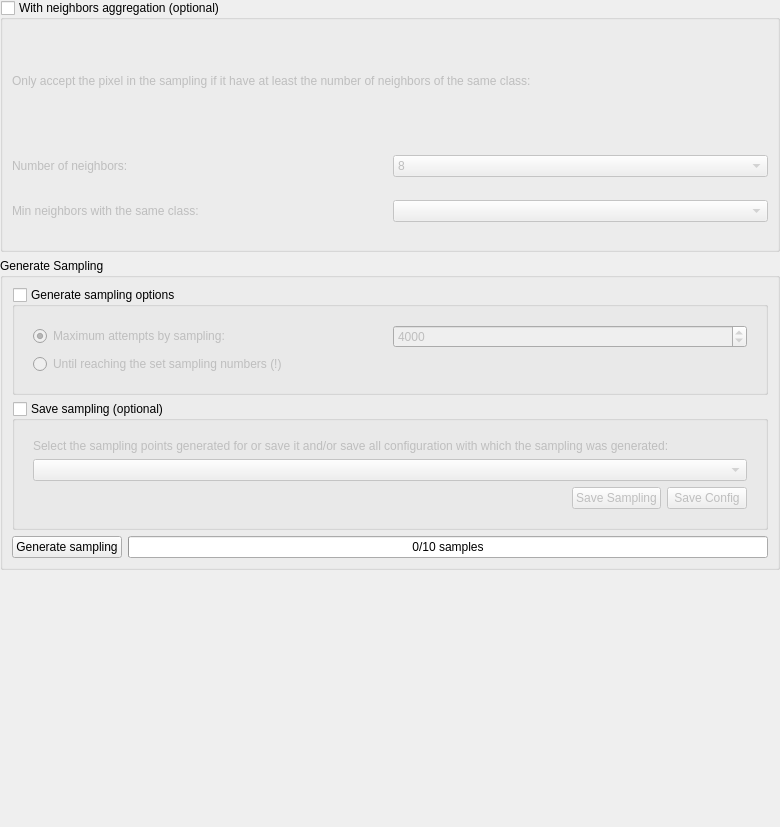
This is ui/generate_sampling_widget.ui in SMByC/AcATaMa as Qt 5 draws it before an edit. The edited form follows.
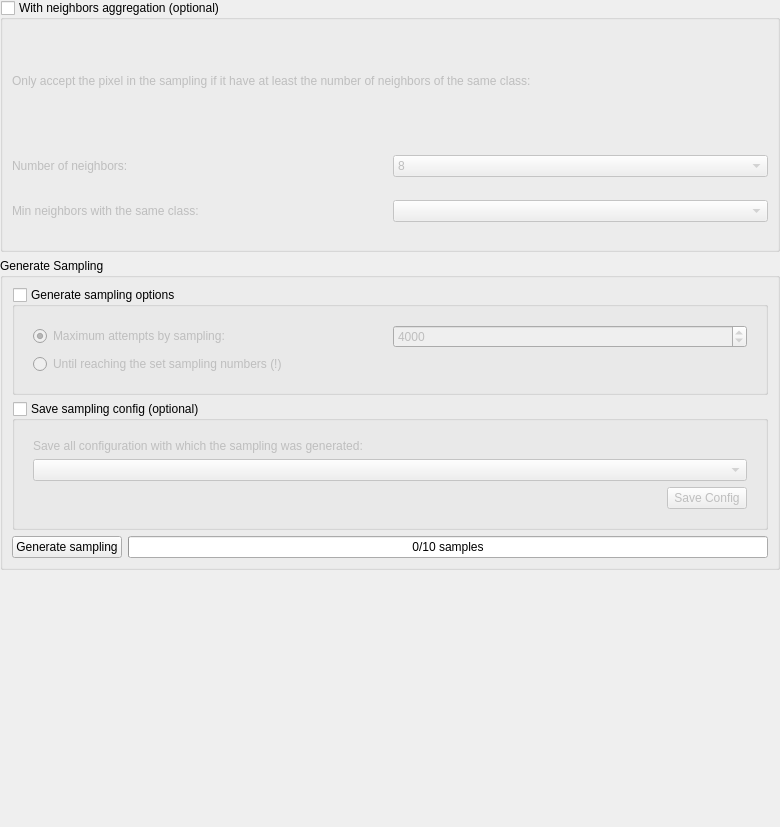
This is the edited form.

Commit message: Added the option to select the output file to save the sampling file, not use tmp dir anymore for that

```diff
--- a/ui/generate_sampling_widget.ui
+++ b/ui/generate_sampling_widget.ui
@@ -169,7 +169,7 @@
       <item>
        <widget class="QGroupBox" name="QGBox_save_sampling">
         <property name="title">
-         <string>Save sampling (optional)</string>
+         <string>Save sampling config (optional)</string>
         </property>
         <property name="checkable">
          <bool>true</bool>
@@ -184,7 +184,7 @@
             <item>
              <widget class="QLabel" name="label_3">
               <property name="text">
-               <string>Select the sampling points generated for or save it and/or save all configuration with which the sampling was generated:</string>
+               <string>Save all configuration with which the sampling was generated:</string>
               </property>
               <property name="alignment">
                <set>Qt::AlignJustify|Qt::AlignVCenter</set>
@@ -223,13 +223,6 @@
                  </property>
                 </spacer>
                </item>
-               <item>
-                <widget class="QPushButton" name="QPBtn_SaveSampling">
-                 <property name="text">
-                  <string>Save Sampling</string>
-                 </property>
-                </widget>
-               </item>
                <item>
                 <widget class="QPushButton" name="QPBtn_SaveSamplingConf">
                  <property name="text">
```
Left out of the diff: 8 changed lines with no effect on the pictures. The commit also changes 2 other files.
